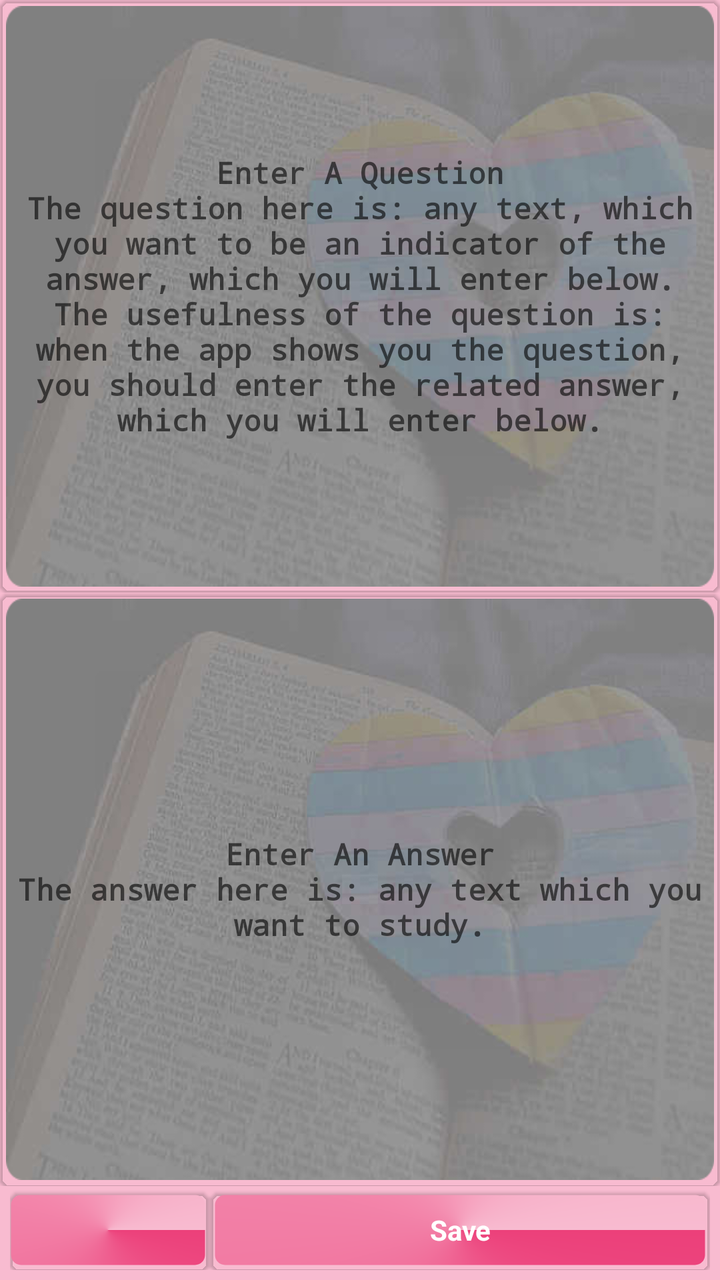
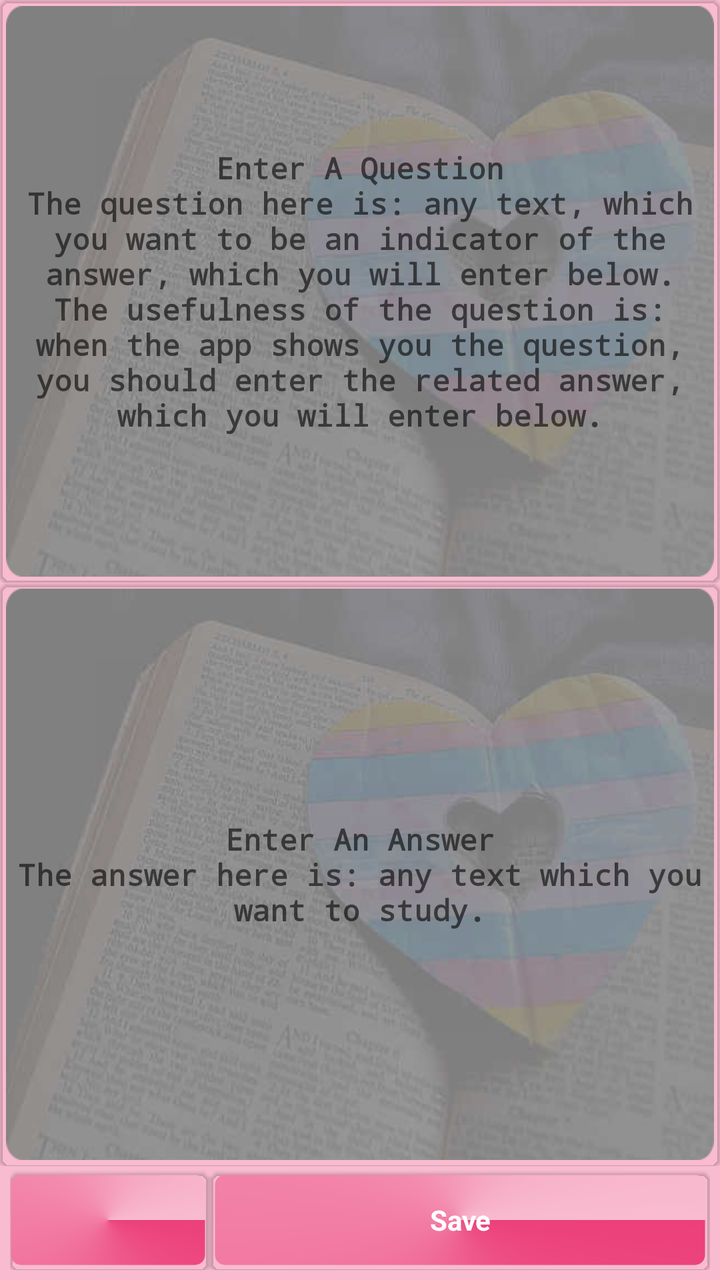

Before-and-after screenshots of an Android layout around one commit, followed by the original layout XML and the change that was made.
<!-- AndroidManifest.xml: application theme MyMaterialTheme -->
<!-- res/layout/content_edit_entry.xml -->
<?xml version="1.0" encoding="utf-8"?>
<RelativeLayout
    xmlns:android="http://schemas.android.com/apk/res/android"
    xmlns:android.support.v7.cardview="http://schemas.android.com/apk/res-auto"
    xmlns:tools="http://schemas.android.com/tools"
    xmlns:app="http://schemas.android.com/apk/res-auto"
    android:layout_width="match_parent"
    android:layout_height="match_parent"
    app:layout_behavior="@string/appbar_scrolling_view_behavior"
    tools:context="com.ahmedsameha1.studyvocabulary.activities.EditEntryActivity"
    tools:showIn="@layout/app_bar_edit_entry">


    <LinearLayout
        android:id="@+id/container"
        android:layout_width="match_parent"
        android:layout_height="match_parent"
        android:orientation="vertical"
        android:weightSum="2">

        <LinearLayout
            android:id="@+id/question_linearlayout"
            android:layout_width="match_parent"
            android:layout_height="0dp"
            android:layout_margin="0dp"
            android:layout_weight="1"
            android:background="@drawable/show_question_background"
            android:padding="0dp">

            <android.support.v7.widget.CardView
                android:layout_width="match_parent"
                android:layout_height="match_parent"
                android.support.v7.cardview:cardBackgroundColor="@android:color/transparent"
                android.support.v7.cardview:cardCornerRadius="5dp"
                android.support.v7.cardview:cardElevation="1dp">

                <EditText
                    android:id="@+id/question"
                    android:layout_width="match_parent"
                    android:layout_height="match_parent"
                    android:background="@drawable/text_bordered_transperant"
                    android:gravity="center"
                    android:hint="@string/enter_a_question"
                    android:imeOptions="flagNoExtractUi"
                    android:inputType="textNoSuggestions|textMultiLine"
                    android:minLines="1"
                    android:padding="5dp"
                    android:scrollbarAlwaysDrawVerticalTrack="true"
                    android:scrollbars="vertical"
                    android:textColor="#FFFFFF"

                    android:textSize="15sp"
                    android:textStyle="bold"
                    android:typeface="monospace" />
            </android.support.v7.widget.CardView>
        </LinearLayout>

        <LinearLayout
            android:id="@+id/answer_linearlayout"
            android:layout_width="match_parent"
            android:layout_height="0dp"
            android:layout_margin="0dp"
            android:layout_weight="1"
            android:background="@drawable/show_question_background"
            android:padding="0dp">

            <android.support.v7.widget.CardView
                android:layout_width="match_parent"
                android:layout_height="match_parent"
                android.support.v7.cardview:cardBackgroundColor="@android:color/transparent"
                android.support.v7.cardview:cardCornerRadius="5dp"
                android.support.v7.cardview:cardElevation="1dp">

                <EditText
                    android:id="@+id/answer"
                    android:layout_width="match_parent"
                    android:layout_height="match_parent"
                    android:layout_gravity="center"
                    android:background="@drawable/text_bordered_transperant"
                    android:enabled="true"
                    android:gravity="center"
                    android:hint="@string/enter_an_answer"
                    android:imeOptions="flagNoExtractUi"
                    android:inputType="textNoSuggestions|textMultiLine"
                    android:minLines="1"
                    android:padding="5dp"
                    android:scrollbarAlwaysDrawVerticalTrack="true"
                    android:textColor="#FFFFFF"

                    android:textSize="15sp"
                    android:textStyle="bold"
                    android:typeface="monospace" />
            </android.support.v7.widget.CardView>
        </LinearLayout>

        <LinearLayout
            android:layout_width="match_parent"
            android:layout_height="40dp"
            android:layout_marginBottom="5dp"
            android:layout_marginLeft="5dp"
            android:layout_marginRight="5dp"
            android:layout_marginTop="2dp">

            <android.support.v7.widget.CardView
                android:layout_width="100dp"
                android:layout_height="match_parent"
                android:layout_weight="0"
                android.support.v7.cardview:cardBackgroundColor="@android:color/transparent"
                android.support.v7.cardview:cardCornerRadius="5dp"
                android.support.v7.cardview:cardElevation="1dp"
                android.support.v7.cardview:cardPreventCornerOverlap="true">

                <TextView
                    android:id="@+id/show_actionbar"
                    android:layout_width="match_parent"
                    android:layout_height="match_parent"
                    android:layout_marginBottom="2dp"
                    android:layout_marginRight="2dp"
                    android:layout_marginTop="2dp"
                    android:background="@drawable/text_bordered_colored"
                    android:gravity="center"
                    android:padding="2dp"
                    android:textColor="@drawable/textview_enabled_disabled_selector" />
            </android.support.v7.widget.CardView>


            <android.support.v7.widget.CardView
                android:layout_width="0dp"
                android:layout_height="match_parent"
                android:layout_weight="1"
                android.support.v7.cardview:cardBackgroundColor="@android:color/transparent"
                android.support.v7.cardview:cardCornerRadius="5dp"
                android.support.v7.cardview:cardElevation="1dp">

                <TextView
                    android:id="@+id/save"
                    android:layout_width="match_parent"
                    android:layout_height="match_parent"
                    android:layout_margin="2dp"
                    android:background="@drawable/text_bordered_colored"
                    android:enabled="true"
                    android:gravity="center"
                    android:padding="2dp"
                    android:text="@string/save"
                    android:textColor="@drawable/textview_enabled_disabled_selector"
                    android:textStyle="bold" />
            </android.support.v7.widget.CardView>


        </LinearLayout>

    </LinearLayout>

</RelativeLayout>
<!-- res/layout/app_bar_edit_entry.xml (included above) -->
<?xml version="1.0" encoding="utf-8"?>
<android.support.design.widget.CoordinatorLayout xmlns:android="http://schemas.android.com/apk/res/android"
    xmlns:app="http://schemas.android.com/apk/res-auto"
    xmlns:tools="http://schemas.android.com/tools"
    android:layout_width="match_parent"
    android:layout_height="match_parent"
    android:fitsSystemWindows="true">

    <android.support.design.widget.AppBarLayout
        android:layout_width="match_parent"
        android:layout_height="wrap_content"
        android:theme="@style/AppTheme.AppBarOverlay">
        <android.support.v7.widget.Toolbar xmlns:app="http://schemas.android.com/apk/res-auto"
            android:id="@+id/toolbar"
            android:layout_width="fill_parent"
            android:layout_height="?attr/actionBarSize"
            android:background="?attr/colorPrimary"
            android:minHeight="?attr/actionBarSize"/>

        <View android:layout_width="match_parent"
            android:layout_height="4dp"
            android:background="@drawable/toolbar_drop_shadow"/>
    </android.support.design.widget.AppBarLayout>

    <include layout="@layout/content_edit_entry" />

</android.support.design.widget.CoordinatorLayout>
<!-- resources referenced by this layout -->
<resources>
  <!-- drawable show_question_background (drawable) -->
  <?xml version="1.0" encoding="utf-8"?>
  <inset xmlns:android="http://schemas.android.com/apk/res/android"
      android:drawable="@drawable/book_heart_rounded_corners_15_radius"
      android:insetTop="3dp"
      android:insetBottom="3dp"
      android:insetRight="3dp"
      android:insetLeft="3dp"/>
  <!-- drawable text_bordered_colored (drawable) -->
  <shape xmlns:android="http://schemas.android.com/apk/res/android"
  android:thickness="0dp"
  android:shape="rectangle">
  <stroke android:width="1dp"
      android:color="@android:color/transparent"/>
  <corners android:radius="5dp" />
  <gradient
      android:startColor="@color/colorPrimary"
      android:endColor="@color/windowBackground"
      android:type="sweep"
      android:angle="270"/>
  </shape>
  <!-- drawable text_bordered_transperant (drawable) -->
  <shape xmlns:android="http://schemas.android.com/apk/res/android"
      android:thickness="0dp"
      android:shape="rectangle">
      <stroke android:width="1dp"
          android:color="@android:color/transparent"/>
      <corners android:radius="5dp" />
      <gradient
          android:startColor="@android:color/transparent"
          android:endColor="@android:color/transparent"
          android:type="linear"
          android:angle="270"/>
  </shape>
  <!-- drawable textview_enabled_disabled_selector (drawable) -->
  <?xml version="1.0" encoding="utf-8"?>
  <selector xmlns:android="http://schemas.android.com/apk/res/android">
      <item android:state_enabled="false" android:color="@android:color/darker_gray" />
      <item android:state_enabled="true" android:color="@android:color/white"/>
  </selector>
  <!-- drawable toolbar_drop_shadow (drawable) -->
  <?xml version="1.0" encoding="utf-8"?>
  <shape xmlns:android="http://schemas.android.com/apk/res/android"
      android:shape="rectangle" >
  
      <gradient
          android:angle="90"
          android:endColor="#757575"
          android:startColor="#bdbdbd" />
  
  </shape>
  <string name="appbar_scrolling_view_behavior" translatable="false">android.support.design.widget.AppBarLayout$ScrollingViewBehavior</string>
  <string name="enter_a_question">Enter A Question\nThe question here is: any text, which you want to be an indicator of the answer, which you will enter below. The usefulness of the question is: when the app shows you the question, you should enter the related answer, which you will enter below.</string>
  <string name="enter_an_answer">Enter An Answer\nThe answer here is: any text which you want to study.</string>
  <string name="save">Save</string>
  <style name="AppTheme.AppBarOverlay" parent="ThemeOverlay.AppCompat.Dark.ActionBar" />
  <style name="MyMaterialTheme" parent="MyMaterialTheme.Base">
  
      </style>
  <!-- drawable book_heart_rounded_corners_15_radius: png bitmap (drawable, 118245 bytes) -->
  <color name="colorPrimary">#EC407A</color>
  <color name="windowBackground">#F8BBD0</color>
  <style name="MyMaterialTheme.Base" parent="Theme.AppCompat.Light.DarkActionBar">
          <item name="windowNoTitle">true</item>
          <item name="windowActionBar">false</item>
          <item name="colorPrimary">@color/colorPrimary</item>
          <item name="colorPrimaryDark">@color/colorPrimaryDark</item>
          <item name="colorAccent">@color/colorAccent</item>
          <item name="android:windowBackground">@color/windowBackground</item>
      </style>
  <color name="colorPrimaryDark">#AD1457</color>
  <color name="colorAccent">#EA80FC</color>
</resources>

<!-- the commit's change to res/layout/content_edit_entry.xml (unified diff, before → after) -->
@@ -95,7 +95,7 @@
 
         <LinearLayout
             android:layout_width="match_parent"
-            android:layout_height="40dp"
+            android:layout_height="50dp"
             android:layout_marginBottom="5dp"
             android:layout_marginLeft="5dp"
             android:layout_marginRight="5dp"
